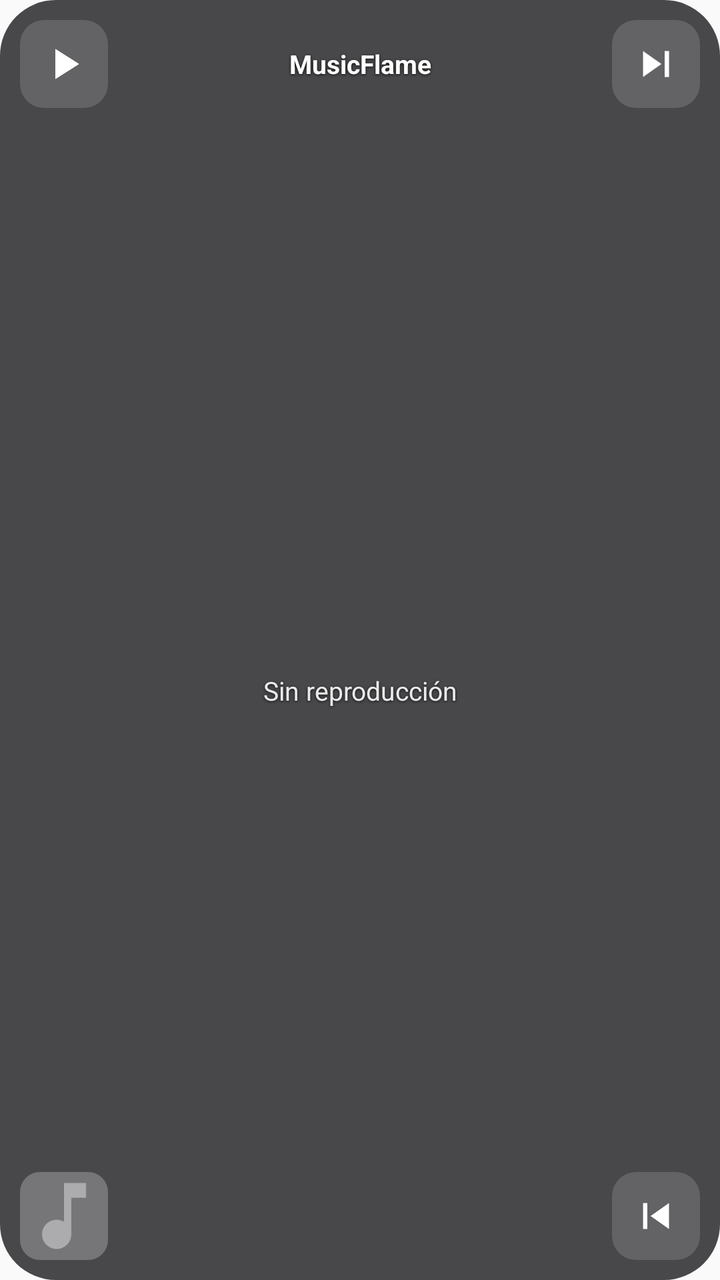
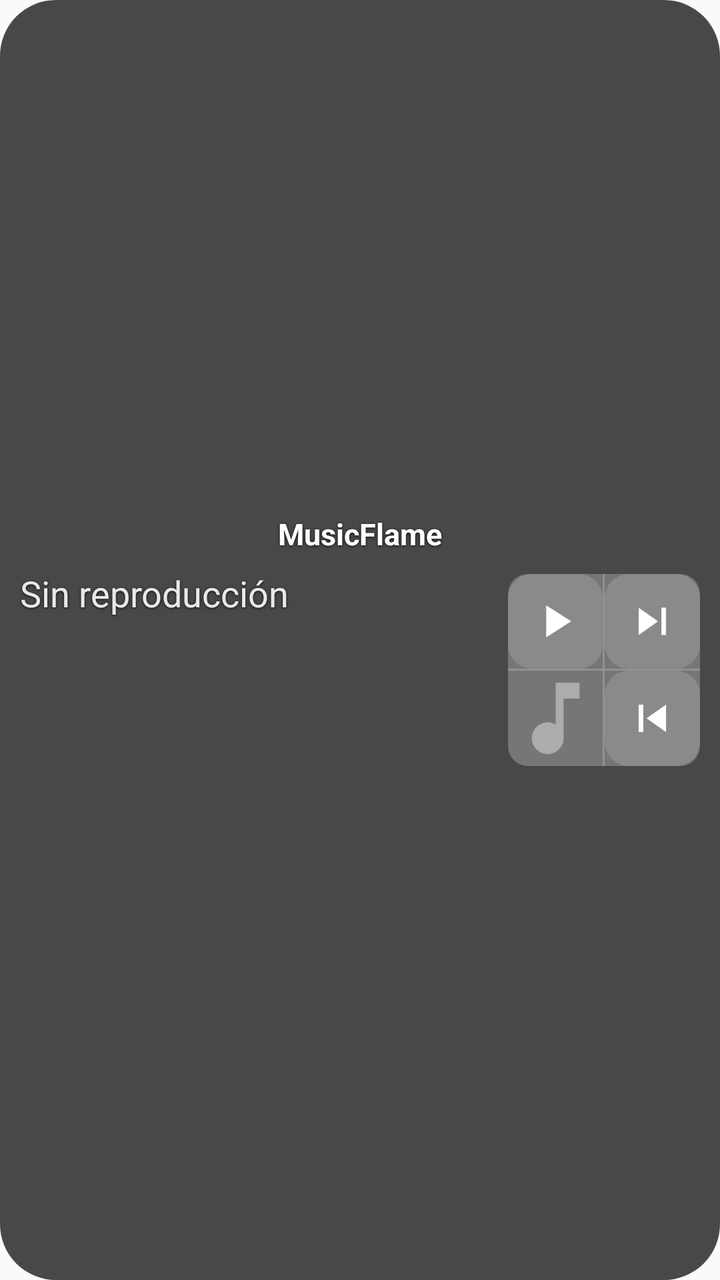

Two renders of the same Android screen: before a commit and after it. Below are the layout's source before the change and the commit's diff.
<!-- AndroidManifest.xml: application theme Theme.MusicFlame -->
<!-- res/layout/widget_music_flame_square_lyrics.xml -->
<?xml version="1.0" encoding="utf-8"?>
<LinearLayout xmlns:android="http://schemas.android.com/apk/res/android"
    android:id="@+id/widget_root"
    android:layout_width="match_parent"
    android:layout_height="match_parent"
    android:background="@drawable/widget_music_flame_background"
    android:orientation="vertical"
    android:padding="10dp">

    
    <LinearLayout
        android:layout_width="match_parent"
        android:layout_height="44dp"
        android:gravity="center_vertical"
        android:orientation="horizontal">

        <ImageButton
            android:id="@+id/widget_play_pause"
            android:layout_width="44dp"
            android:layout_height="44dp"
            android:background="@drawable/widget_button_background"
            android:contentDescription="@string/widget_play_pause_desc"
            android:padding="9dp"
            android:scaleType="fitCenter"
            android:src="@drawable/ic_widget_play" />

        <TextView
            android:id="@+id/widget_song_title"
            android:layout_width="0dp"
            android:layout_height="wrap_content"
            android:layout_weight="1"
            android:layout_marginStart="8dp"
            android:layout_marginEnd="8dp"
            android:ellipsize="end"
            android:gravity="center"
            android:maxLines="1"
            android:singleLine="true"
            android:text="@string/widget_no_song"
            android:textColor="#FFFFFFFF"
            android:textSize="13sp"
            android:textStyle="bold"
            android:shadowColor="#CC000000"
            android:shadowDx="0"
            android:shadowDy="1"
            android:shadowRadius="3" />

        <ImageButton
            android:id="@+id/widget_next_or_prev"
            android:layout_width="44dp"
            android:layout_height="44dp"
            android:background="@drawable/widget_button_background"
            android:contentDescription="@string/widget_next_desc"
            android:padding="9dp"
            android:scaleType="fitCenter"
            android:src="@drawable/ic_widget_skip_next" />
    </LinearLayout>

    
    <LinearLayout
        android:layout_width="match_parent"
        android:layout_height="0dp"
        android:layout_weight="1"
        android:layout_marginTop="8dp"
        android:orientation="horizontal">

        <ImageView
            android:id="@+id/widget_album_art"
            android:layout_width="44dp"
            android:layout_height="44dp"
            android:layout_gravity="bottom"
            android:background="@drawable/widget_album_art_background"
            android:scaleType="centerCrop"
            android:src="@drawable/ic_widget_music_placeholder"
            android:contentDescription="@string/widget_album_art_desc" />

        
        <TextView
            android:id="@+id/widget_lyrics_full_block"
            android:layout_width="0dp"
            android:layout_height="match_parent"
            android:layout_weight="1"
            android:layout_marginStart="8dp"
            android:layout_marginEnd="8dp"
            android:ellipsize="none"
            android:gravity="center"
            android:includeFontPadding="false"
            android:maxLines="9"
            android:text="@string/widget_select_song"
            android:textColor="#E6FFFFFF"
            android:textSize="13sp"
            android:lineSpacingExtra="2dp"
            android:shadowColor="#CC000000"
            android:shadowDx="0"
            android:shadowDy="1"
            android:shadowRadius="3" />

        <ImageButton
            android:id="@+id/widget_previous"
            android:layout_width="44dp"
            android:layout_height="44dp"
            android:layout_gravity="bottom"
            android:background="@drawable/widget_button_background"
            android:contentDescription="@string/widget_previous_desc"
            android:padding="9dp"
            android:scaleType="fitCenter"
            android:src="@drawable/ic_widget_skip_previous" />
    </LinearLayout>

</LinearLayout>
<!-- resources referenced by this layout -->
<resources>
  <!-- drawable ic_widget_music_placeholder (drawable) -->
  <vector xmlns:android="http://schemas.android.com/apk/res/android"
      android:width="24dp"
      android:height="24dp"
      android:viewportWidth="24"
      android:viewportHeight="24">
      <path
          android:fillColor="#66FFFFFF"
          android:pathData="M12,3v10.55c-0.59,-0.34 -1.27,-0.55 -2,-0.55 -2.21,0 -4,1.79 -4,4s1.79,4 4,4 4,-1.79 4,-4L14,7h4L18,3h-6z" />
  </vector>
  <!-- drawable ic_widget_play (drawable) -->
  <vector xmlns:android="http://schemas.android.com/apk/res/android"
      android:width="24dp"
      android:height="24dp"
      android:viewportWidth="24"
      android:viewportHeight="24"
      android:autoMirrored="true">
      <path
          android:fillColor="@android:color/white"
          android:pathData="M8,5v14l11,-7z" />
  </vector>
  <!-- drawable ic_widget_skip_next (drawable) -->
  <vector xmlns:android="http://schemas.android.com/apk/res/android"
      android:width="24dp"
      android:height="24dp"
      android:viewportWidth="24"
      android:viewportHeight="24"
      android:autoMirrored="true">
      <path
          android:fillColor="@android:color/white"
          android:pathData="M6,18l8.5,-6L6,6v12zM16,6v12h2V6h-2z" />
  </vector>
  <!-- drawable ic_widget_skip_previous (drawable) -->
  <vector xmlns:android="http://schemas.android.com/apk/res/android"
      android:width="24dp"
      android:height="24dp"
      android:viewportWidth="24"
      android:viewportHeight="24"
      android:autoMirrored="true">
      <path
          android:fillColor="@android:color/white"
          android:pathData="M6,6h2v12H6zM9.5,12l8.5,6V6z" />
  </vector>
  <!-- drawable widget_album_art_background (drawable) -->
  <shape xmlns:android="http://schemas.android.com/apk/res/android"
      android:shape="rectangle">
      <solid android:color="#40FFFFFF" />
      <corners android:radius="10dp" />
  </shape>
  <!-- drawable widget_button_background (drawable) -->
  <shape xmlns:android="http://schemas.android.com/apk/res/android"
      android:shape="rectangle">
      <solid android:color="#26FFFFFF" />
      <corners android:radius="12dp" />
  </shape>
  <!-- drawable widget_music_flame_background (drawable) -->
  <shape xmlns:android="http://schemas.android.com/apk/res/android"
      android:shape="rectangle">
      <solid android:color="#CC1C1B1F" />
      <corners android:radius="@android:dimen/system_app_widget_background_radius" />
  </shape>
  <string name="widget_album_art_desc">Carátula de la canción actual</string>
  <string name="widget_next_desc">Siguiente canción</string>
  <string name="widget_no_song">MusicFlame</string>
  <string name="widget_play_pause_desc">Reproducir o pausar</string>
  <string name="widget_previous_desc">Canción anterior</string>
  <string name="widget_select_song">Sin reproducción</string>
  <style name="Theme.MusicFlame" parent="android:Theme.Material.Light.NoActionBar" />
</resources>

<!-- the commit's change to res/layout/widget_music_flame_square_lyrics.xml (unified diff, before → after) -->
@@ -5,73 +5,33 @@
     android:layout_height="match_parent"
     android:background="@drawable/widget_music_flame_background"
     android:orientation="vertical"
+    android:gravity="center_vertical"
     android:padding="10dp">
+
+    
+    <TextView
+        android:id="@+id/widget_song_title"
+        android:layout_width="match_parent"
+        android:layout_height="wrap_content"
+        android:ellipsize="end"
+        android:gravity="center"
+        android:maxLines="1"
+        android:singleLine="true"
+        android:text="@string/widget_no_song"
+        android:textColor="#FFFFFFFF"
+        android:textSize="15sp"
+        android:textStyle="bold"
+        android:shadowColor="#CC000000"
+        android:shadowDx="0"
+        android:shadowDy="1"
+        android:shadowRadius="3" />
 
     
     <LinearLayout
         android:layout_width="match_parent"
-        android:layout_height="44dp"
-        android:gravity="center_vertical"
+        android:layout_height="wrap_content"
+        android:layout_marginTop="10dp"
         android:orientation="horizontal">
-
-        <ImageButton
-            android:id="@+id/widget_play_pause"
-            android:layout_width="44dp"
-            android:layout_height="44dp"
-            android:background="@drawable/widget_button_background"
-            android:contentDescription="@string/widget_play_pause_desc"
-            android:padding="9dp"
-            android:scaleType="fitCenter"
-            android:src="@drawable/ic_widget_play" />
-
-        <TextView
-            android:id="@+id/widget_song_title"
-            android:layout_width="0dp"
-            android:layout_height="wrap_content"
-            android:layout_weight="1"
-            android:layout_marginStart="8dp"
-            android:layout_marginEnd="8dp"
-            android:ellipsize="end"
-            android:gravity="center"
-            android:maxLines="1"
-            android:singleLine="true"
-            android:text="@string/widget_no_song"
-            android:textColor="#FFFFFFFF"
-            android:textSize="13sp"
-            android:textStyle="bold"
-            android:shadowColor="#CC000000"
-            android:shadowDx="0"
-            android:shadowDy="1"
-            android:shadowRadius="3" />
-
-        <ImageButton
-            android:id="@+id/widget_next_or_prev"
-            android:layout_width="44dp"
-            android:layout_height="44dp"
-            android:background="@drawable/widget_button_background"
-            android:contentDescription="@string/widget_next_desc"
-            android:padding="9dp"
-            android:scaleType="fitCenter"
-            android:src="@drawable/ic_widget_skip_next" />
-    </LinearLayout>
-
-    
-    <LinearLayout
-        android:layout_width="match_parent"
-        android:layout_height="0dp"
-        android:layout_weight="1"
-        android:layout_marginTop="8dp"
-        android:orientation="horizontal">
-
-        <ImageView
-            android:id="@+id/widget_album_art"
-            android:layout_width="44dp"
-            android:layout_height="44dp"
-            android:layout_gravity="bottom"
-            android:background="@drawable/widget_album_art_background"
-            android:scaleType="centerCrop"
-            android:src="@drawable/ic_widget_music_placeholder"
-            android:contentDescription="@string/widget_album_art_desc" />
 
         
         <TextView
@@ -79,31 +39,102 @@
             android:layout_width="0dp"
             android:layout_height="match_parent"
             android:layout_weight="1"
-            android:layout_marginStart="8dp"
-            android:layout_marginEnd="8dp"
+            android:layout_marginEnd="10dp"
             android:ellipsize="none"
-            android:gravity="center"
+            android:gravity="start|top"
             android:includeFontPadding="false"
-            android:maxLines="9"
+            android:minLines="3"
+            android:maxLines="4"
             android:text="@string/widget_select_song"
             android:textColor="#E6FFFFFF"
-            android:textSize="13sp"
-            android:lineSpacingExtra="2dp"
+            android:textSize="18sp"
+            android:lineSpacingExtra="3dp"
             android:shadowColor="#CC000000"
             android:shadowDx="0"
             android:shadowDy="1"
             android:shadowRadius="3" />
 
-        <ImageButton
-            android:id="@+id/widget_previous"
-            android:layout_width="44dp"
-            android:layout_height="44dp"
-            android:layout_gravity="bottom"
-            android:background="@drawable/widget_button_background"
-            android:contentDescription="@string/widget_previous_desc"
-            android:padding="9dp"
-            android:scaleType="fitCenter"
-            android:src="@drawable/ic_widget_skip_previous" />
+        
+        <LinearLayout
+            android:layout_width="96dp"
+            android:layout_height="96dp"
+            android:background="@drawable/widget_album_art_background"
+            android:orientation="vertical">
+
+            <LinearLayout
+                android:layout_width="match_parent"
+                android:layout_height="0dp"
+                android:layout_weight="1"
+                android:orientation="horizontal">
+
+                <ImageButton
+                    android:id="@+id/widget_play_pause"
+                    android:layout_width="0dp"
+                    android:layout_height="match_parent"
+                    android:layout_weight="1"
+                    android:background="@drawable/widget_button_background"
+                    android:contentDescription="@string/widget_play_pause_desc"
+                    android:padding="10dp"
+                    android:scaleType="fitCenter"
+                    android:src="@drawable/ic_widget_play" />
+
+                <LinearLayout
+                    android:layout_width="1dp"
+                    android:layout_height="match_parent"
+                    android:background="#33FFFFFF"
+                    android:orientation="vertical" />
+
+                <ImageButton
+                    android:id="@+id/widget_next_or_prev"
+                    android:layout_width="0dp"
+                    android:layout_height="match_parent"
+                    android:layout_weight="1"
+                    android:background="@drawable/widget_button_background"
+                    android:contentDescription="@string/widget_next_desc"
+                    android:padding="10dp"
+                    android:scaleType="fitCenter"
+                    android:src="@drawable/ic_widget_skip_next" />
+            </LinearLayout>
+
+            <LinearLayout
+                android:layout_width="match_parent"
+                android:layout_height="1dp"
+                android:background="#33FFFFFF"
+                android:orientation="vertical" />
+
+            <LinearLayout
+                android:layout_width="match_parent"
+                android:layout_height="0dp"
+                android:layout_weight="1"
+                android:orientation="horizontal">
+
+                <ImageView
+                    android:id="@+id/widget_album_art"
+                    android:layout_width="0dp"
+                    android:layout_height="match_parent"
+                    android:layout_weight="1"
+                    android:scaleType="centerCrop"
+                    android:src="@drawable/ic_widget_music_placeholder"
+                    android:contentDescription="@string/widget_album_art_desc" />
+
+                <LinearLayout
+                    android:layout_width="1dp"
+                    android:layout_height="match_parent"
+                    android:background="#33FFFFFF"
+                    android:orientation="vertical" />
+
+                <ImageButton
+                    android:id="@+id/widget_previous"
+                    android:layout_width="0dp"
+                    android:layout_height="match_parent"
+                    android:layout_weight="1"
+                    android:background="@drawable/widget_button_background"
+                    android:contentDescription="@string/widget_previous_desc"
+                    android:padding="10dp"
+                    android:scaleType="fitCenter"
+                    android:src="@drawable/ic_widget_skip_previous" />
+            </LinearLayout>
+        </LinearLayout>
     </LinearLayout>
 
 </LinearLayout>
